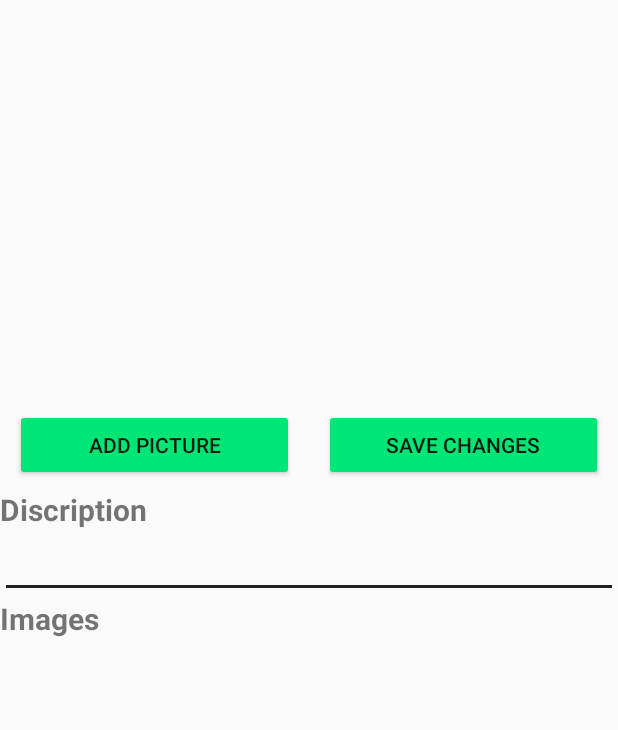
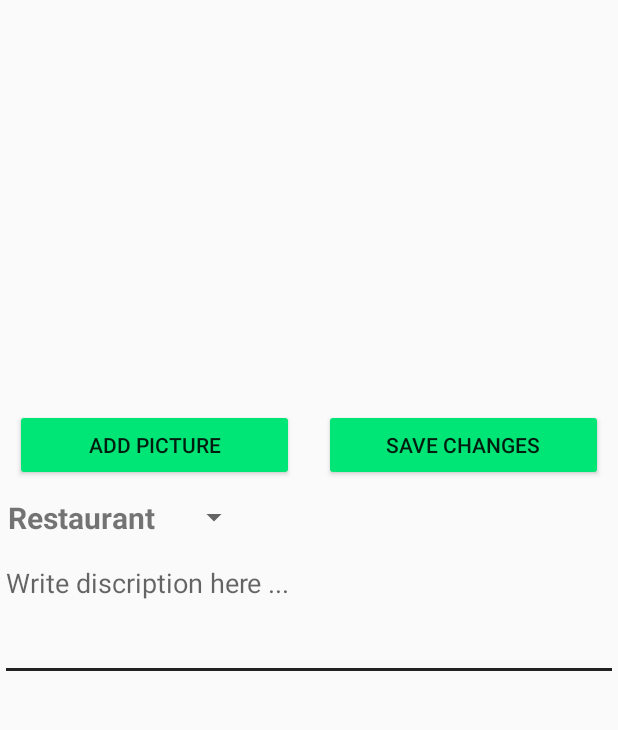
Before and after one commit to TeamSoloCode/The-S, an Android app: the DiaryCheckPointActivity screen opened directly, with no data from a screen before it, on a phone screen of 412 x 824 dp, the part 145-875 px from its top. Run offline under Robolectric (Android 15) with nearby library versions, the light colour scheme and no system bars; our stand-ins replace Firebase (no records; nobody signed in at launch, a user with empty details on screens opened directly), Picasso; libraries missing offline, so code that uses them is left out: es.dmoral.toasty; pictures from the network do not load; 1 statement that could not run was skipped.

Commit message:
Update checkpoint

```diff
--- a/app/src/main/java/com/example/bruce/myapp/View/DiaryCheckPoint/DiaryCheckPointActivity.java
+++ b/app/src/main/java/com/example/bruce/myapp/View/DiaryCheckPoint/DiaryCheckPointActivity.java
@@ -17,8 +17,10 @@ import android.support.v7.app.AppCompatActivity;
 import android.support.v7.widget.LinearLayoutManager;
 import android.support.v7.widget.RecyclerView;
 import android.view.View;
+import android.widget.ArrayAdapter;
 import android.widget.Button;
 import android.widget.EditText;
+import android.widget.Spinner;
 import android.widget.Toast;
 
 import com.example.bruce.myapp.Adapter.Comment_Image_Adapter;
@@ -47,6 +49,7 @@ public class DiaryCheckPointActivity extends AppCompatActivity implements View.O
     private EditText edtDiscription;
     private RecyclerView recyclerViewCheckPointImages;
     private Comment_Image_Adapter checkPointAdapter;
+    private Spinner spnCheckPointKind;
 
     private FirebaseUser user;
     FirebaseStorage storage = FirebaseStorage.getInstance();
@@ -86,6 +89,8 @@ public class DiaryCheckPointActivity extends AppCompatActivity implements View.O
         btnAddImage.setOnClickListener(this);
         user = FirebaseAuth.getInstance().getCurrentUser();
         gpsTracker = new GPSTracker(this);
+
+        setupSpinner(spnCheckPointKind);
     }
 
     private void initialize(){
@@ -93,6 +98,7 @@ public class DiaryCheckPointActivity extends AppCompatActivity implements View.O
         btnSaveChanges = findViewById(R.id.btnSaveChanges);
         edtDiscription = findViewById(R.id.edtCheckPointDiscription);
         recyclerViewCheckPointImages = findViewById(R.id.recyclerView_CheckPointImage);
+        spnCheckPointKind = findViewById(R.id.spnCheckPoint);
     }
 
     private void getDataFromIntent(){
@@ -119,6 +125,16 @@ public class DiaryCheckPointActivity extends AppCompatActivity implements View.O
         recyclerViewCheckPointImages.setAdapter(checkPointAdapter);
         //checkPointAdapter.setClickListenerRecyclerView(this);
         checkPointAdapter.notifyDataSetChanged();
+    }
+
+    private void setupSpinner(Spinner spinner){
+        // Create an ArrayAdapter using the string array and a default spinner layout
+        ArrayAdapter<CharSequence> adapter = ArrayAdapter.createFromResource(this,
+                R.array.checkpoint_kind_array, R.layout.item_spinner_checkpoint_kind);
+        // Specify the layout to use when the list of choices appears
+        adapter.setDropDownViewResource(android.R.layout.simple_list_item_single_choice);
+        // Apply the adapter to the spinner
+        spinner.setAdapter(adapter);
     }
 
     @Override
--- a/app/src/main/java/com/example/bruce/myapp/View/HistoryAndHobby/HistoryAndHobbyActivity.java
+++ b/app/src/main/java/com/example/bruce/myapp/View/HistoryAndHobby/HistoryAndHobbyActivity.java
@@ -141,69 +141,7 @@ public class HistoryAndHobbyActivity extends AppCompatActivity implements IViewH
         }else if(Language.equals("Tiếng Việt")){
             Toast.makeText(this, "Tiếng việt", Toast.LENGTH_SHORT).show();
         }
-//        FirebaseDatabase.getInstance().getReference("Help").addChildEventListener(new ChildEventListener() {
-//            @Override
-//            public void onChildAdded(DataSnapshot dataSnapshot, String s) {
-//                String nameNeedHelp=dataSnapshot.child("Name").getValue().toString();
-//                String key=dataSnapshot.getKey();
-//                FirebaseDatabase.getInstance().getReference("Help").child(dataSnapshot.getKey()).child("Team").addChildEventListener(new ChildEventListener() {
-//                    @Override
-//                    public void onChildAdded(DataSnapshot dataSnapshot, String s) {
-//                        if(dataSnapshot.getKey().equals(FirebaseAuth.getInstance().getCurrentUser().getUid())) {
-////                            dataSnapshot.getRef().removeValue();
-//                            Log.d("sadsad",nameNeedHelp);
-//                            Intent intent = new Intent(getApplicationContext(), TeamSupportActivity.class);
-//                            intent.putExtra("NameNeedHelp",nameNeedHelp);
-//                            intent.putExtra("key",key);
-//                            intent.putExtra("userId",dataSnapshot.getKey());
-//                            startActivity(intent);
-//                        }
-//                    }
-//
-//                    @Override
-//                    public void onChildChanged(DataSnapshot dataSnapshot, String s) {
-//
-//                    }
-//
-//                    @Override
-//                    public void onChildRemoved(DataSnapshot dataSnapshot) {
-//                        Log.d("ádasds",dataSnapshot.getKey());
-//                    }
-//
-//                    @Override
-//                    public void onChildMoved(DataSnapshot dataSnapshot, String s) {
-//
-//                    }
-//
-//                    @Override
-//                    public void onCancelled(DatabaseError databaseError) {
-//
-//                    }
-//                });
-//
-//            }
-//
-//            @Override
-//            public void onChildChanged(DataSnapshot dataSnapshot, String s) {
-//
-//            }
-//
-//            @Override
-//            public void onChildRemoved(DataSnapshot dataSnapshot) {
-//
-//            }
-//
-//            @Override
-//            public void onChildMoved(DataSnapshot dataSnapshot, String s) {
-//
-//            }
-//
-//            @Override
-//            public void onCancelled(DatabaseError databaseError) {
-//
-//            }
-//        });
-    setMenuDefault();
+        setMenuDefault();
     }
 
     private void interfaceFacebookUser(FirebaseUser user, ImageView imgFriendProfilePicture, TextView txtEmail, TextView txtGreeting){
@@ -235,11 +173,7 @@ public class HistoryAndHobbyActivity extends AppCompatActivity implements IViewH
             @Override
             public void onItemClick(AdapterView<?> parent, View view, int position, long id) {
                 String value = (String) listView.getItemAtPosition(position);
-                if(value == getString(R.string.Logout))
-                {
-                    pMenuFragment.receivedLogout();
-                }
-                else if(value == getString(R.string.Map)){
+                if(value == getString(R.string.Map)){
                     Intent target = new Intent(HistoryAndHobbyActivity.this, BigMapsActivity.class);
                     target.putParcelableArrayListExtra("allLocation",allLocation);
                     startActivity(target);
@@ -377,7 +311,7 @@ public class HistoryAndHobbyActivity extends AppCompatActivity implements IViewH
             return true;
         }
         else if(id==R.id.btnlogout){
-
+            pMenuFragment.receivedLogout();
         }
         return super.onOptionsItemSelected(item);
     }
@@ -593,14 +527,15 @@ public class HistoryAndHobbyActivity extends AppCompatActivity implements IViewH
     public void leaveMyTeam(int resultCode, String resultMessage) {
 
     }
+
     public void setMenuDefault(){
         listMenu=new ArrayList<>();
         listMenu.add(getString(R.string.MyProfile));
         listMenu.add(getString(R.string.Map));
         listMenu.add(getString(R.string.Invitation_List));
         listMenu.add(getString(R.string.Diary));
-        listMenu.add(getString(R.string.Logout));
         listMenu.add(getString(R.string.AddMissingLocation));
+
     listViewAdapter = new ArrayAdapter<String>(this,
                 android.R.layout.simple_list_item_1,
                 listMenu);
--- a/app/src/main/java/com/example/bruce/myapp/View/MyDiary/MyDiaryActivity.java
+++ b/app/src/main/java/com/example/bruce/myapp/View/MyDiary/MyDiaryActivity.java
@@ -23,6 +23,7 @@ import com.google.firebase.auth.FirebaseUser;
 
 import java.util.ArrayList;
 
+import dmax.dialog.SpotsDialog;
 import es.dmoral.toasty.Toasty;
 
 public class MyDiaryActivity extends AppCompatActivity implements DiaryAdapter.RecyclerViewClicklistener,
@@ -34,6 +35,7 @@ public class MyDiaryActivity extends AppCompatActivity implements DiaryAdapter.R
     private PMyDiary pDiary = new PMyDiary(this);
     private RelativeLayout relativeLayoutNotification, relativeLayoutLoading;
     private Button btnAddNewDiary;
+    private SpotsDialog loadDaTaDialog;
 
     private FirebaseUser user = FirebaseAuth.getInstance().getCurrentUser();
     @Override
@@ -43,6 +45,10 @@ public class MyDiaryActivity extends AppCompatActivity implements DiaryAdapter.R
         initialize();
 
         btnAddNewDiary.setOnClickListener(this);
+
+        loadDaTaDialog = new SpotsDialog(this);
+        loadDaTaDialog.show();
+
         //get all user's diary
         pDiary.receivedGetAllMyDiary(user.getUid());
     }
@@ -73,6 +79,7 @@ public class MyDiaryActivity extends AppCompatActivity implements DiaryAdapter.R
 
     @Override
     public void getAllMyDiary(int resultCode, ArrayList<Diary> listMyDiary, String resultMessage) {
+        loadDaTaDialog.dismiss();
         if(resultCode != 1){
             Toasty.error(this, resultMessage, Toast.LENGTH_SHORT).show();
             return;
--- a/app/src/main/res/layout/activity_diary_check_point.xml
+++ b/app/src/main/res/layout/activity_diary_check_point.xml
@@ -48,40 +48,35 @@
             </LinearLayout>
 
             <LinearLayout
-                android:orientation="vertical"
+                android:paddingBottom="2dp"
                 android:layout_width="match_parent"
                 android:layout_height="wrap_content">
-                <TextView
-                    android:layout_width="match_parent"
+                <android.support.v7.widget.AppCompatSpinner
+                    android:id="@+id/spnCheckPoint"
+                    android:layout_width="wrap_content"
                     android:layout_height="wrap_content"
-                    android:textSize="20dp"
-                    android:text="Discription"
-                    android:textStyle="bold" />
+                    android:popupBackground="#FAFAFA">
+
+                </android.support.v7.widget.AppCompatSpinner>
+            </LinearLayout>
+
             <EditText
                 android:id="@+id/edtCheckPointDiscription"
                 android:maxLines="5"
+                android:lines="3"
+                android:gravity="top|left"
+                android:hint="Write discription here ..."
                 android:layout_width="match_parent"
-                    android:layout_height="match_parent" />
-            </LinearLayout>
+                android:layout_height="wrap_content" />
 
-            <LinearLayout
-                android:orientation="vertical"
-                android:layout_width="match_parent"
-                android:layout_height="wrap_content">
-                <TextView
-                    android:layout_width="match_parent"
-                    android:layout_height="wrap_content"
-                    android:textSize="20dp"
-                    android:text="Images"
-                    android:textStyle="bold" />
             <android.support.v7.widget.RecyclerView
                 android:id="@+id/recyclerView_CheckPointImage"
+                android:layout_marginTop="3dp"
                 android:layout_width="match_parent"
                 android:layout_height="wrap_content">
 
             </android.support.v7.widget.RecyclerView>
         </LinearLayout>
     </LinearLayout>
-    </LinearLayout>
 
 </android.support.constraint.ConstraintLayout>
--- /dev/null
+++ b/app/src/main/res/layout/item_spinner_checkpoint_kind.xml
@@ -0,0 +1,9 @@
+<?xml version="1.0" encoding="utf-8"?>
+    <TextView
+        xmlns:android="http://schemas.android.com/apk/res/android"
+        android:layout_width="match_parent"
+        android:layout_height="wrap_content"
+        android:textSize="20sp"
+        android:gravity="left"
+        android:padding="5dip"
+        android:textStyle="bold" />
--- a/app/src/main/res/values/strings.xml
+++ b/app/src/main/res/values/strings.xml
@@ -52,4 +52,13 @@
     <string name="MessageKindgoryNull">Please enter the category of your place</string>
     <string name="MessageAddressNull">Please enter the address of your place</string>
     <string name="MessageCoordinatesNull">Please click on the map above to select coordinates</string>
+
+    <string-array name="checkpoint_kind_array">
+        <item>Restaurant</item>
+        <item>View</item>
+        <item>Hotel</item>
+        <item>Park</item>
+        <item>Camp</item>
+        <item>Stop station</item>
+    </string-array>
 </resources>
```
Lines whose indentation alone changed are shown as unchanged.
